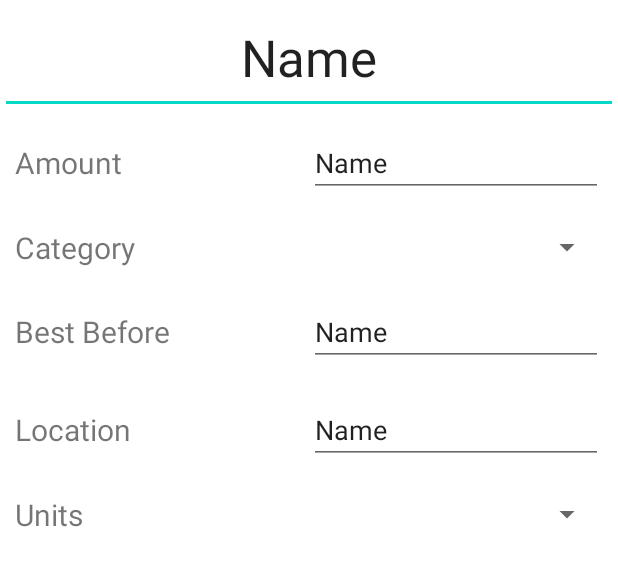
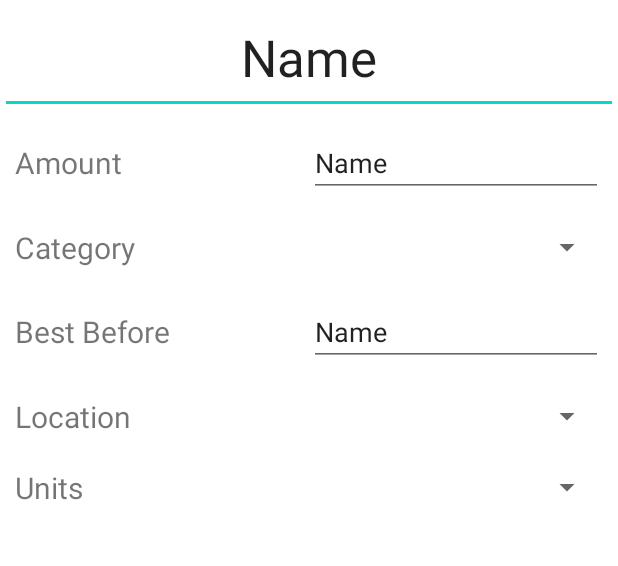
Before and after one commit to CMPUT301F22T12/Mealr, an Android app: the layout add_edit_ingredientlayout.xml on its own in the app's theme, with its tools: preview values and no code run, on a phone screen of 412 x 824 dp. Shown: the top 566 px of the screen. Run offline under Robolectric (Android 15) with nearby library versions, the phone set to English and light mode, and no system bars.

Commit message:
added location spinner for ingredient

```diff
--- a/android/301Project/app/src/main/res/layout/add_edit_ingredientlayout.xml
+++ b/android/301Project/app/src/main/res/layout/add_edit_ingredientlayout.xml
@@ -110,15 +110,12 @@
             android:text="Location"
             android:textSize="20sp" />
 
-        <EditText
+        <Spinner
             android:id="@+id/edit_location"
             android:layout_width="match_parent"
             android:layout_height="match_parent"
             android:layout_weight="1"
-            android:ems="10"
-            android:hint="Location"
-            android:inputType="textPersonName"
-            android:text="Name" />
+            android:padding="5sp" />
     </LinearLayout>
 
     <LinearLayout
```
Also changed, not shown: android/301Project/app/src/main/java/com/example/a301project/AddEditIngredientFragment.java (+26 -10 lines), android/301Project/app/src/main/res/values/strings.xml (+10 -0 lines).
